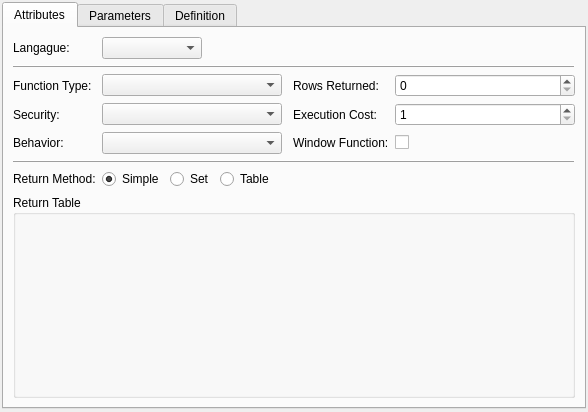
This is libpgmodeler_ui/ui/functionwidget.ui in pgmodeler/pgmodeler as Qt 5 draws it before an edit. The edited form follows.
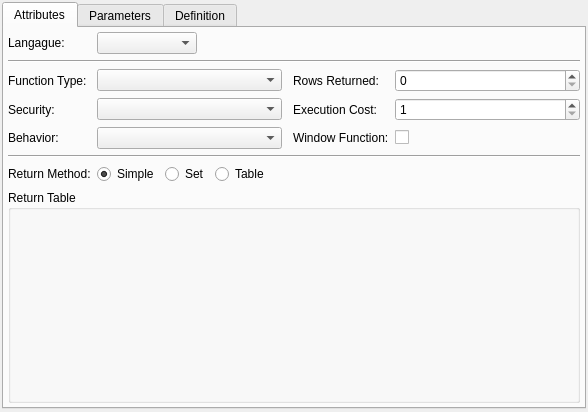
This is the edited form. The open tabs and pages were chosen to show the change.

What changed in the file:
```diff
--- a/libpgmodeler_ui/ui/functionwidget.ui
+++ b/libpgmodeler_ui/ui/functionwidget.ui
@@ -76,6 +76,18 @@
        <string>Attributes</string>
       </attribute>
       <layout class="QGridLayout" name="gridLayout">
+       <property name="leftMargin">
+        <number>4</number>
+       </property>
+       <property name="topMargin">
+        <number>4</number>
+       </property>
+       <property name="rightMargin">
+        <number>4</number>
+       </property>
+       <property name="bottomMargin">
+        <number>4</number>
+       </property>
        <property name="spacing">
         <number>6</number>
        </property>
@@ -146,7 +158,7 @@
           <enum>QFrame::HLine</enum>
          </property>
          <property name="frameShadow">
-          <enum>QFrame::Raised</enum>
+          <enum>QFrame::Sunken</enum>
          </property>
         </widget>
        </item>
@@ -214,7 +226,7 @@
           <enum>QFrame::HLine</enum>
          </property>
          <property name="frameShadow">
-          <enum>QFrame::Raised</enum>
+          <enum>QFrame::Sunken</enum>
          </property>
         </widget>
        </item>
```
Left out of the diff: 2 changed lines with no effect on the pictures.
